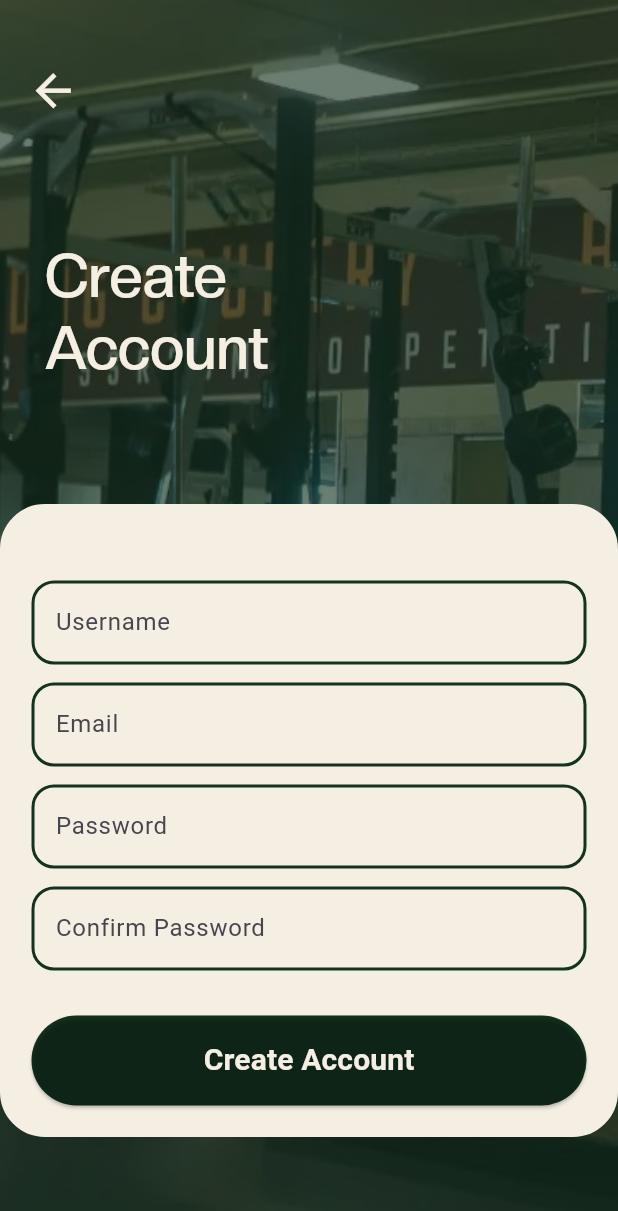
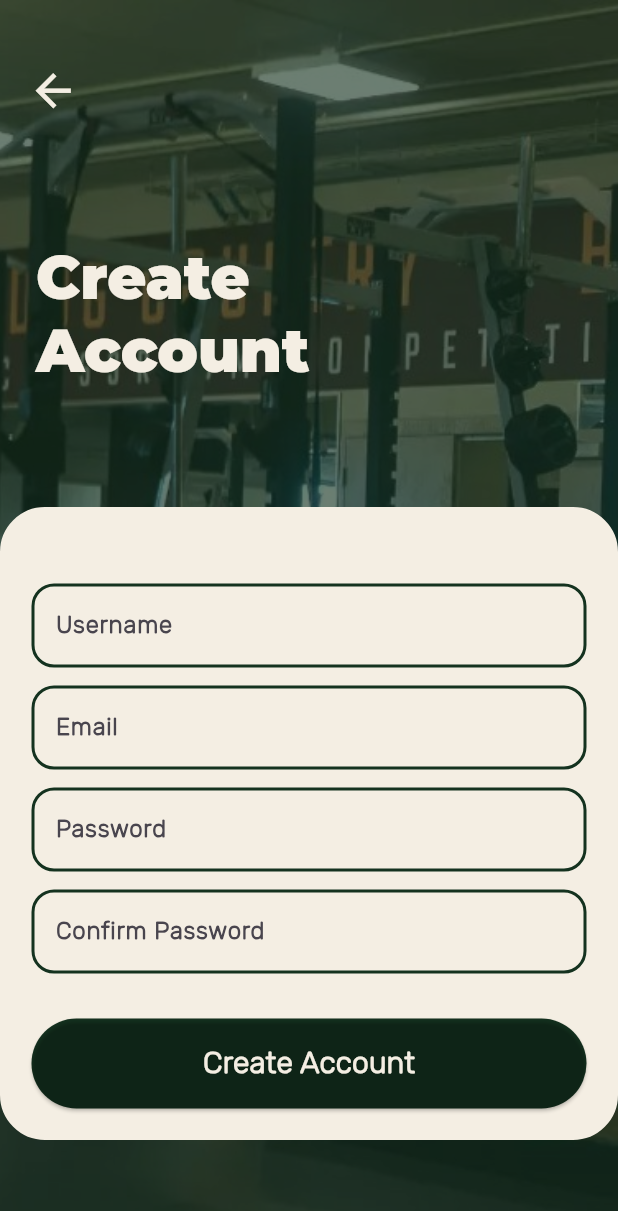
Before and after one commit to marcsaffold17/GetFitApp, a Flutter app: the screen it shows after launch, after a tap on "Create Account", on a phone screen of 412 x 824 dp. Shown: the top 1211 px of the screen. Run offline on Flutter 3.47's test engine with Material 3 defaults, Android fonts, the phone set to English and light mode, and no system bars; our stand-ins replace cloud_firestore, firebase_core, firebase_storage, fl_chart, google_nav_bar, image_picker and 1 more; accounts and stored records are empty; network calls fail; Roboto replaces fonts that are missing (Mirage).

Commit message:
Updated Login pages font

```diff
--- a/get_fit_app/lib/view/login_view.dart
+++ b/get_fit_app/lib/view/login_view.dart
@@ -35,7 +35,7 @@ class LoginButtonPage extends StatelessWidget {
                 RichText(
                   text: TextSpan(
                     style: TextStyle(
-                      fontFamily: 'CreatoDisplay',
+                      fontFamily: 'MontserratB',
                       fontSize: 80,
                       color: const Color.fromARGB(255, 244, 238, 227),
                     ),
@@ -70,8 +70,8 @@ class LoginButtonPage extends StatelessWidget {
                     'Create Account',
                     style: TextStyle(
                       color: Color.fromARGB(255, 20, 50, 31),
-                      fontWeight: FontWeight.w600,
-                      fontFamily: 'Garet',
+                      fontWeight: FontWeight.bold,
+                      fontFamily: 'RubikL',
                       fontSize: 25,
                     ),
                   ),
@@ -95,8 +95,8 @@ class LoginButtonPage extends StatelessWidget {
                     'Login',
                     style: TextStyle(
                       color: Color.fromARGB(255, 20, 50, 31),
-                      fontWeight: FontWeight.w600,
-                      fontFamily: 'Garet',
+                      fontWeight: FontWeight.bold,
+                      fontFamily: 'RubikL',
                       fontSize: 25,
                     ),
                   ),
@@ -187,12 +187,12 @@ class LoginPage extends State<MyLoginPage> implements LoginView {
                           child: RichText(
                             text: TextSpan(
                               style: TextStyle(
-                                fontFamily: 'Voguella',
+                                fontFamily: 'MontserratB',
                                 fontSize: 40,
                                 color: const Color.fromARGB(255, 244, 238, 227),
                               ),
                               children: const <TextSpan>[
-                                TextSpan(text: '\n   Login'),
+                                TextSpan(text: '\n  Login'),
                               ],
                             ),
                           ),
@@ -275,7 +275,7 @@ class LoginPage extends State<MyLoginPage> implements LoginView {
                                       child: const Text(
                                         'Login',
                                         style: TextStyle(
-                                          fontFamily: 'Garet',
+                                          fontFamily: 'RubikL',
                                           fontSize: 20,
                                           fontWeight: FontWeight.bold,
                                           color: Color.fromARGB(
@@ -389,12 +389,12 @@ class CreateAccountPage extends State<MyCreateAccountPage>
                           child: RichText(
                             text: TextSpan(
                               style: TextStyle(
-                                fontFamily: 'CreatoDisplay',
+                                fontFamily: 'MontserratB',
                                 fontSize: 40,
                                 color: const Color.fromARGB(255, 244, 238, 227),
                               ),
                               children: const <TextSpan>[
-                                TextSpan(text: '   Create\n   Account'),
+                                TextSpan(text: '  Create\n  Account'),
                               ],
                             ),
                           ),
@@ -470,7 +470,7 @@ class CreateAccountPage extends State<MyCreateAccountPage>
                                       child: const Text(
                                         'Create Account',
                                         style: TextStyle(
-                                          fontFamily: 'Mirage',
+                                          fontFamily: 'RubikL',
                                           fontSize: 20,
                                           fontWeight: FontWeight.bold,
                                           color: Color.fromARGB(
@@ -538,6 +538,11 @@ class LoginTextField extends StatelessWidget {
   @override
   Widget build(BuildContext context) {
     return TextField(
+      style: const TextStyle(
+        // color: Color.fromARGB(255, 46, 105, 70),
+        fontFamily: 'RubikL',
+        fontWeight: FontWeight.bold,
+      ),
       controller: userNameText,
       obscureText: obscure,
       decoration: InputDecoration(
```
Also changed, not shown: get_fit_app/lib/view/favorites_page.dart (+25 -4 lines), get_fit_app/lib/view/nav_bar.dart (+6 -6 lines).
